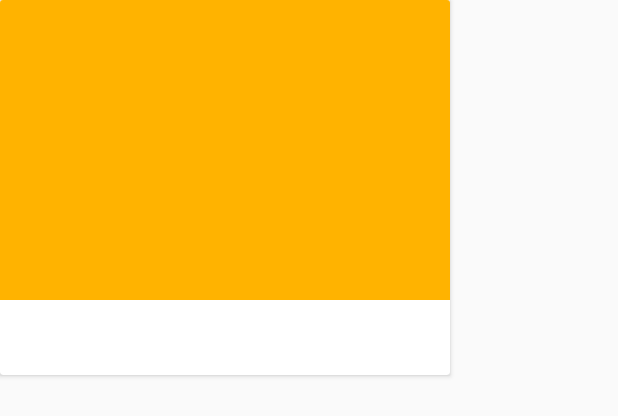
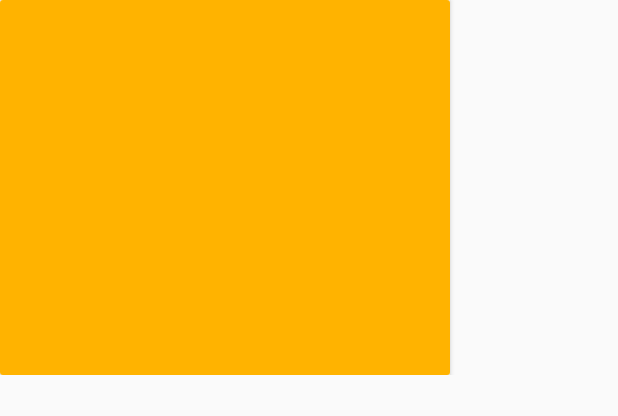
Before and after one commit to orzechdev/pizza-chef-assistant, an Android app: the layout pizza_card.xml on its own in the app's theme, with its tools: preview values and no code run, on a phone screen of 412 x 824 dp. Shown: the top 416 px of the screen. Run offline under Robolectric (Android 15) with nearby library versions, the phone set to English and light mode, and no system bars.

Commit message:
grid pizzas

```diff
--- a/app/src/main/java/com/pizzachefassistant/ui/main/PizzasFragment.java
+++ b/app/src/main/java/com/pizzachefassistant/ui/main/PizzasFragment.java
@@ -9,6 +9,7 @@ import android.support.annotation.Nullable;
 import android.support.v4.app.Fragment;
 import android.support.v7.widget.LinearLayoutManager;
 import android.support.v7.widget.RecyclerView;
+import android.support.v7.widget.StaggeredGridLayoutManager;
 import android.view.LayoutInflater;
 import android.view.View;
 import android.view.ViewGroup;
@@ -46,7 +47,7 @@ public class PizzasFragment extends Fragment {
 
     @BindingAdapter("setupRecyclerView")
     public static void setupRecyclerView(final RecyclerView view, List<Pizza> data) {
-        LinearLayoutManager layoutManager = new LinearLayoutManager(view.getContext());
+        StaggeredGridLayoutManager layoutManager = new StaggeredGridLayoutManager(2, 1);
         view.setLayoutManager(layoutManager);
         PizzasRecyclerViewAdapter adapter = new PizzasRecyclerViewAdapter(data);
         view.setAdapter(adapter);
--- a/app/src/main/res/layout/pizza_card.xml
+++ b/app/src/main/res/layout/pizza_card.xml
@@ -11,7 +11,7 @@
 
     <LinearLayout
         android:orientation="vertical" android:layout_width="match_parent"
-        android:layout_height="match_parent">
+        android:layout_height="wrap_content">
 
         <android.support.v7.widget.CardView
             android:padding="5dp"
@@ -21,7 +21,7 @@
             <ImageView
                 android:id="@+id/pizza_card_image"
                 android:layout_width="match_parent"
-                android:layout_height="200dp"
+                android:layout_height="250dp"
                 android:src="@color/colorPrimary" />
 
             <TextView
```
